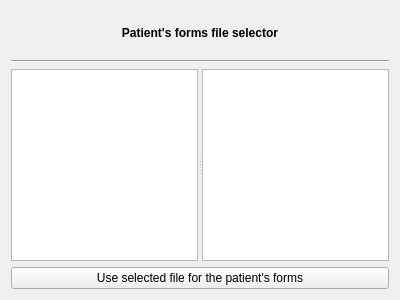
Old version of the form plugins/formmanagerplugin/formfilesselectorwidget.ui in the repository FreeHealth/freehealth.
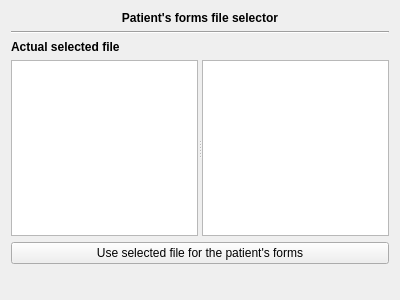
New version of the form.

What changed in the file:
```diff
--- a/plugins/formmanagerplugin/formfilesselectorwidget.ui
+++ b/plugins/formmanagerplugin/formfilesselectorwidget.ui
@@ -14,7 +14,7 @@
    <string>Form</string>
   </property>
   <layout class="QGridLayout" name="gridLayout">
-   <item row="0" column="0">
+   <item row="0" column="0" colspan="2">
     <widget class="QLabel" name="label">
      <property name="font">
       <font>
@@ -30,7 +30,7 @@
      </property>
     </widget>
    </item>
-   <item row="1" column="0">
+   <item row="1" column="0" colspan="2">
     <widget class="Line" name="line">
      <property name="orientation">
       <enum>Qt::Horizontal</enum>
@@ -38,6 +38,26 @@
     </widget>
    </item>
    <item row="2" column="0">
+    <widget class="QLabel" name="label_2">
+     <property name="font">
+      <font>
+       <weight>75</weight>
+       <bold>true</bold>
+      </font>
+     </property>
+     <property name="text">
+      <string>Actual selected file</string>
+     </property>
+    </widget>
+   </item>
+   <item row="2" column="1">
+    <widget class="QLabel" name="actualFile">
+     <property name="text">
+      <string/>
+     </property>
+    </widget>
+   </item>
+   <item row="3" column="0" colspan="2">
     <widget class="QSplitter" name="splitter">
      <property name="orientation">
       <enum>Qt::Horizontal</enum>
@@ -58,13 +78,26 @@
      </widget>
     </widget>
    </item>
-   <item row="3" column="0">
+   <item row="4" column="0" colspan="2">
     <widget class="QPushButton" name="useButton">
      <property name="text">
       <string>Use selected file for the patient's forms</string>
      </property>
     </widget>
    </item>
+   <item row="5" column="0">
+    <spacer name="verticalSpacer">
+     <property name="orientation">
+      <enum>Qt::Vertical</enum>
+     </property>
+     <property name="sizeHint" stdset="0">
+      <size>
+       <width>20</width>
+       <height>40</height>
+      </size>
+     </property>
+    </spacer>
+   </item>
   </layout>
  </widget>
  <resources/>
```
Left out of the diff: 4 changed lines with no effect on the pictures.
